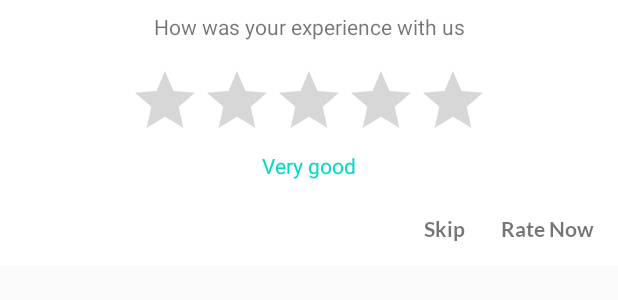
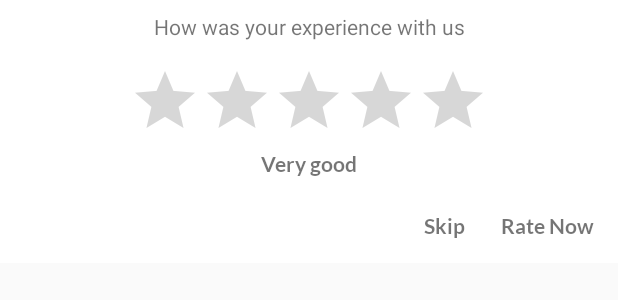
Before and after one commit to sfxdoluwasegun/seamfix-CustomAppRatingSDK-migration, an Android app: the layout dialog_fragment_app_rating.xml on its own in the app's theme, with its tools: preview values and no code run, on a phone screen of 412 x 824 dp. Shown: the top 300 px of the screen. Run offline under Robolectric (Android 15) with nearby library versions, the phone set to English and light mode, and no system bars.

Commit message:
Fixed ui bug

```diff
--- a/apprating/src/main/res/layout/dialog_fragment_app_rating.xml
+++ b/apprating/src/main/res/layout/dialog_fragment_app_rating.xml
@@ -40,12 +40,11 @@
         android:numStars="5"/>
 
     <TextView
+        android:fontFamily="@font/lato_bold"
         android:id="@+id/noteDescriptionText"
-        style="@style/TextAppearance.AppRatingDialog.NoteLabel"
         android:layout_width="wrap_content"
         android:layout_height="wrap_content"
         android:layout_marginBottom="@dimen/margin_medium"
-        android:textColor="?attr/colorAccent"
         tools:text="Very good" />
 
     <EditText
```
